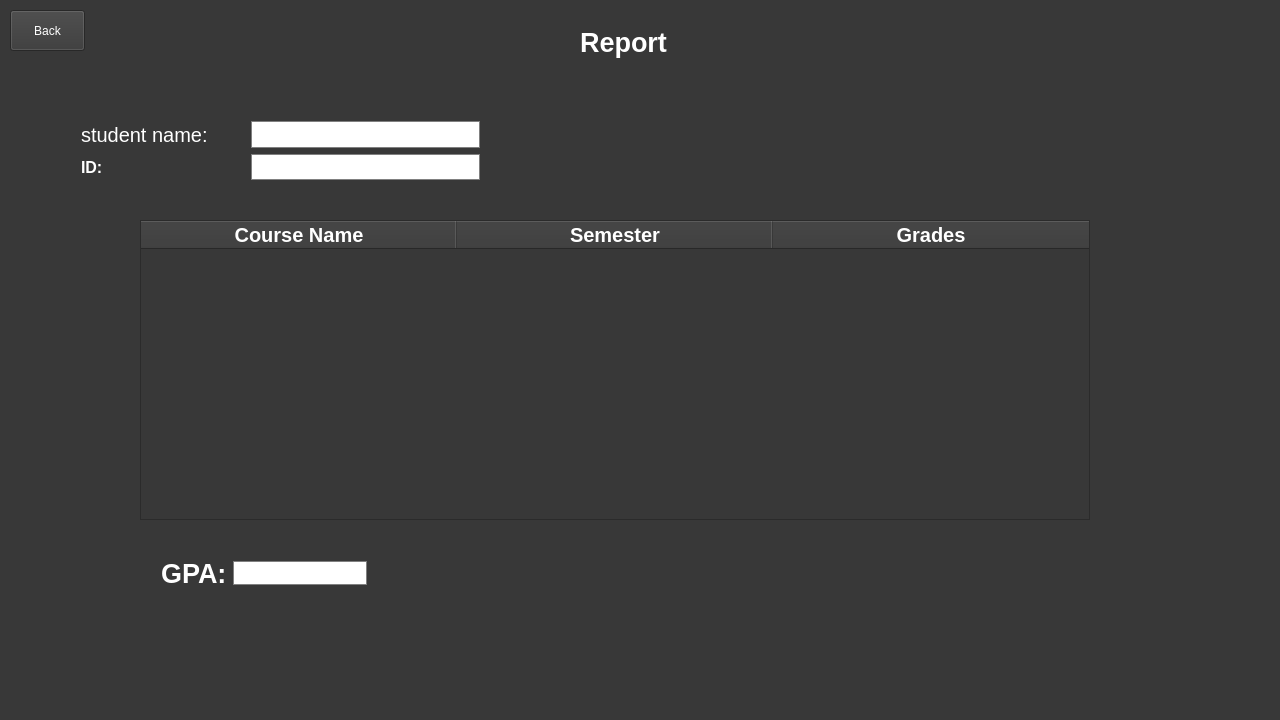
This is QtWidgetsApplication1/reportStudent.ui in HassanAhmedMa/CourseRegistrationQTProject as Qt 5 draws it before an edit. The edited form follows.
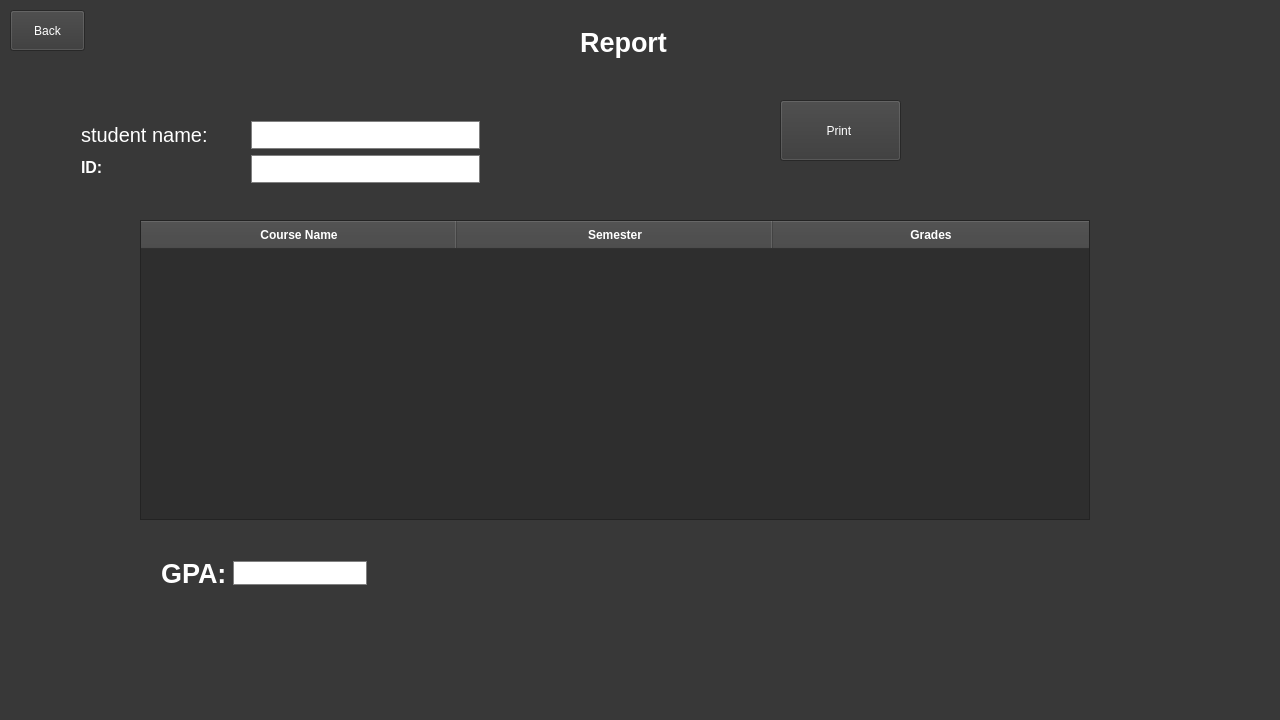
This is the edited form.

Commit message: reports and student modification ~hassan

```diff
--- a/QtWidgetsApplication1/reportStudent.ui
+++ b/QtWidgetsApplication1/reportStudent.ui
@@ -50,6 +50,20 @@
       <height>300</height>
      </rect>
     </property>
+    <property name="styleSheet">
+     <string notr="true">QTableWidget {
+    background-color: #2e2e2e;
+    color: white;
+    font-size: 14px;
+    gridline-color: gray;
+}
+
+QHeaderView::section {
+    background-color: #444;
+    color: white;
+    font-weight: bold;
+}</string>
+    </property>
     <attribute name="horizontalHeaderDefaultSectionSize">
      <number>316</number>
     </attribute>
@@ -180,13 +194,13 @@
      <string>Back</string>
     </property>
    </widget>
-   <widget class="QWidget" name="">
+   <widget class="QWidget" name="layoutWidget">
     <property name="geometry">
      <rect>
       <x>240</x>
       <y>110</y>
       <width>251</width>
-      <height>81</height>
+      <height>84</height>
      </rect>
     </property>
     <layout class="QVBoxLayout" name="verticalLayout_2">
@@ -194,11 +208,15 @@
       <widget class="QLineEdit" name="lineEdit_2">
        <property name="styleSheet">
         <string notr="true">QLineEdit {
-    border: 1px solid gray;
-    border-radius: 15px;     /* Makes it oval */
+   border: 1px solid gray;
+    border-radius: 15px;
     padding: 5px;
     background-color: white;
-}</string>
+    font-size: 16px;   /* Clean and readable size */
+    color: black;}</string>
+       </property>
+       <property name="text">
+        <string/>
        </property>
        <property name="readOnly">
         <bool>true</bool>
@@ -209,10 +227,12 @@
       <widget class="QLineEdit" name="lineEdit_3">
        <property name="styleSheet">
         <string notr="true">QLineEdit {
-    border: 1px solid gray;
-    border-radius: 15px;     /* Makes it oval */
+   border: 1px solid gray;
+    border-radius: 15px;
     padding: 5px;
     background-color: white;
+    font-size: 16px;   /* Clean and readable size */
+    color: black;
 }</string>
        </property>
        <property name="readOnly">
@@ -222,6 +242,19 @@
      </item>
     </layout>
    </widget>
+   <widget class="QPushButton" name="printButton">
+    <property name="geometry">
+     <rect>
+      <x>780</x>
+      <y>100</y>
+      <width>121</width>
+      <height>61</height>
+     </rect>
+    </property>
+    <property name="text">
+     <string>Print </string>
+    </property>
+   </widget>
   </widget>
  </widget>
  <layoutdefault spacing="6" margin="11"/>
```
Left out of the diff: 3 changed lines with no effect on the pictures. The commit also changes 8 other files.
